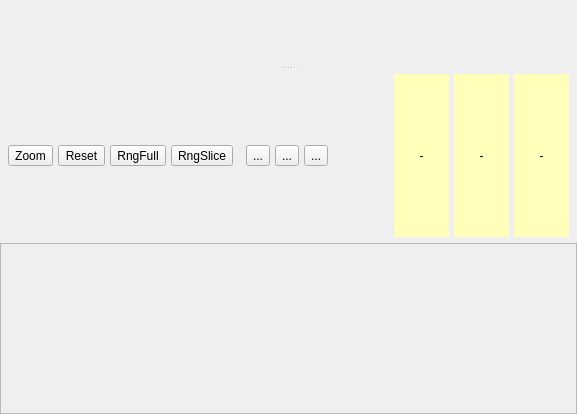
Old version of the form Code/Mantid/MantidQt/SliceViewer/inc/MantidQtSliceViewer/SliceViewer.ui in the repository mantidproject/mantid.
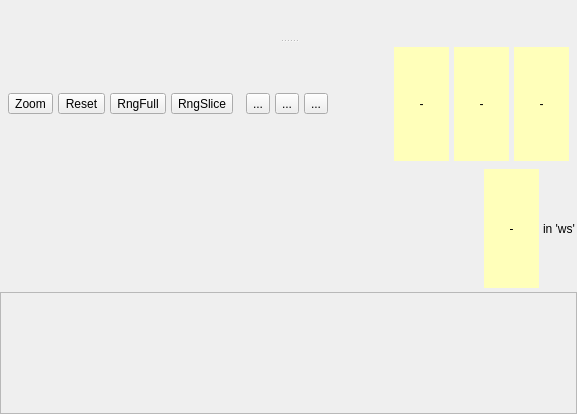
New version of the form. Icons and pictures are not drawn.

Commit message:
BinMD works on MDHistoWorkspaces.
Refs #4238: Show original coords in sliceViewer
Refs #4191: BinMD can do non-axis-aligned bins on a MDHisto. Works in slice viewer.

What changed in the file:
```diff
--- a/Code/Mantid/MantidQt/SliceViewer/inc/MantidQtSliceViewer/SliceViewer.ui
+++ b/Code/Mantid/MantidQt/SliceViewer/inc/MantidQtSliceViewer/SliceViewer.ui
@@ -359,6 +359,80 @@
          </layout>
         </widget>
        </item>
+       <item>
+        <widget class="QFrame" name="frmMouseInfo">
+         <property name="frameShape">
+          <enum>QFrame::NoFrame</enum>
+         </property>
+         <property name="frameShadow">
+          <enum>QFrame::Raised</enum>
+         </property>
+         <layout class="QHBoxLayout" name="horizontalLayout_2">
+          <property name="spacing">
+           <number>4</number>
+          </property>
+          <property name="margin">
+           <number>2</number>
+          </property>
+          <item>
+           <spacer name="horizontalSpacer_3">
+            <property name="orientation">
+             <enum>Qt::Horizontal</enum>
+            </property>
+            <property name="sizeHint" stdset="0">
+             <size>
+              <width>40</width>
+              <height>20</height>
+             </size>
+            </property>
+           </spacer>
+          </item>
+          <item>
+           <widget class="QLabel" name="lblOriginalCoord">
+            <property name="minimumSize">
+             <size>
+              <width>55</width>
+              <height>0</height>
+             </size>
+            </property>
+            <property name="font">
+             <font>
+              <family>Courier 10 Pitch</family>
+             </font>
+            </property>
+            <property name="toolTip">
+             <string>Coordinates of the point under the mouse, in the original workspace dimensions.</string>
+            </property>
+            <property name="autoFillBackground">
+             <bool>false</bool>
+            </property>
+            <property name="styleSheet">
+             <string notr="true">QLabel {
+ background-color : rgb(255, 255, 186);
+ color : black; 
+}</string>
+            </property>
+            <property name="text">
+             <string>-</string>
+            </property>
+            <property name="alignment">
+             <set>Qt::AlignCenter</set>
+            </property>
+           </widget>
+          </item>
+          <item>
+           <widget class="QLabel" name="lblOriginalWorkspace">
+            <property name="toolTip">
+             <string>Name of the original workspace from which this was binned</string>
+            </property>
+            <property name="text">
+             <string>in 'ws'</string>
+            </property>
+           </widget>
+          </item>
+         </layout>
+        </widget>
+       </item>
        <item>
         <widget class="QFrame" name="frmPlot">
          <property name="frameShape">
```
The commit also changes 9 other files.
